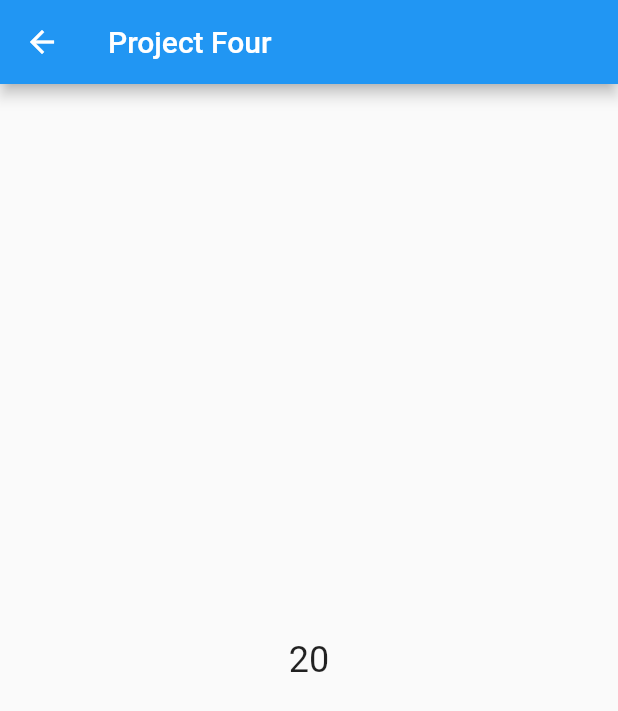
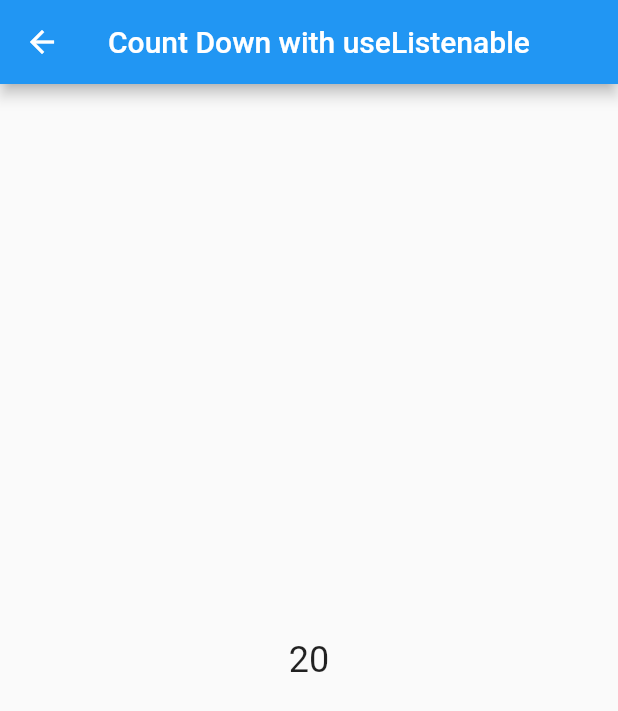
Before and after one commit to ishworpanta10/flutter_hooks_examples, a Flutter app: the ProjectFour screen opened directly, on a phone screen of 412 x 824 dp. Shown: the top 711 px of the screen. Run offline on Flutter 3.47's test engine with Material 2 defaults, Android fonts, the phone set to English and light mode, and no system bars; our stand-ins replace flutter_hooks.

Commit message:
rename project names

```diff
--- a/lib/data/data.dart
+++ b/lib/data/data.dart
@@ -1,10 +1,10 @@
 const List<String> projectList = [
-  'Project 1',
-  'Project 2',
-  'Project 3',
-  'Project 4',
-  'Project 5',
-  'Project 6',
+  'Time with useStream',
+  'Text Display with useEffect',
+  'Load Image with useFuture',
+  'Count Down with useListenable',
+  'Animation With useAnimationController',
+  'Rotate image with useStreamController',
   'Project 7',
   'Project 8',
 ];
--- a/lib/screens/project_four.dart
+++ b/lib/screens/project_four.dart
@@ -32,7 +32,7 @@ class ProjectFour extends HookWidget {
     final listenable = useListenable(countDown);
     return Scaffold(
       appBar: AppBar(
-        title: const Text('Project Four'),
+        title: const Text('Count Down with useListenable'),
       ),
       body: Center(
         child: Text(
--- a/lib/screens/project_one.dart
+++ b/lib/screens/project_one.dart
@@ -14,7 +14,7 @@ class ProjectOne extends HookWidget {
     );
     return Scaffold(
       appBar: AppBar(
-        title: const Text('Project One'),
+        title: const Text('Timer with useStream'),
       ),
       body: Center(
         child: !time.hasData ? const CircularProgressIndicator() : Text('Time : ${time.data}'),
--- a/lib/screens/project_six.dart
+++ b/lib/screens/project_six.dart
@@ -8,7 +8,7 @@ class ProjectSix extends HookWidget {
   Widget build(BuildContext context) {
     return Scaffold(
       appBar: AppBar(
-        title: const Text('Project Six'),
+        title: const Text('Rotate image with useStreamController'),
       ),
       body: const Center(
         child: Text('Project Six'),
--- a/lib/screens/project_three.dart
+++ b/lib/screens/project_three.dart
@@ -41,7 +41,7 @@ class ProjectThree extends HookWidget {
     final snapshot = useFuture(future);
     return Scaffold(
       appBar: AppBar(
-        title: const Text('Project Three'),
+        title: const Text('Load Image with useFuture and useMemoized'),
       ),
       body: Center(
         child: Column(
--- a/lib/screens/project_two.dart
+++ b/lib/screens/project_two.dart
@@ -18,7 +18,7 @@ class ProjectTwo extends HookWidget {
 
     return Scaffold(
       appBar: AppBar(
-        title: const Text('Flutter Hook Demo'),
+        title: const Text('Text Display with useEffect and useState'),
       ),
       body: Padding(
         padding: const EdgeInsets.symmetric(horizontal: 20, vertical: 10),
```
